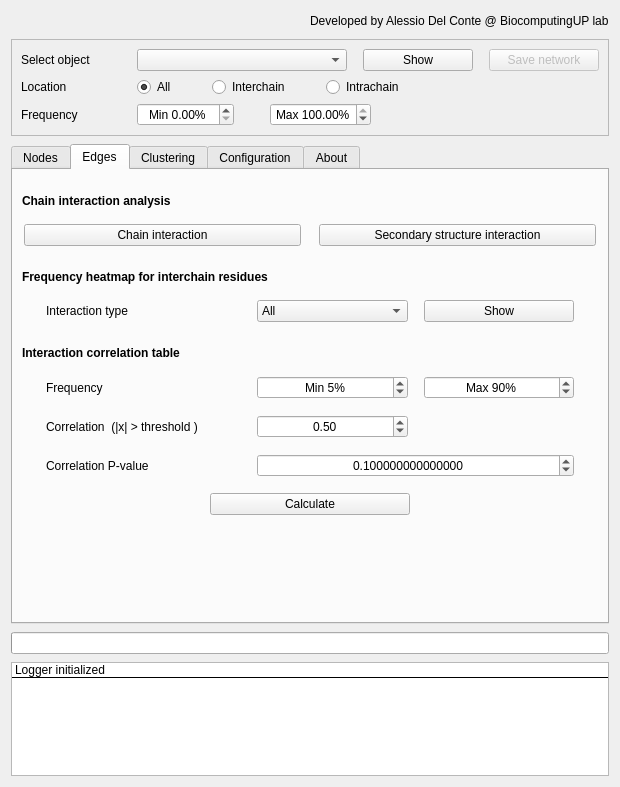
Old version of the form GUIs/plugin.ui in the repository BioComputingUP/ring-pymol.
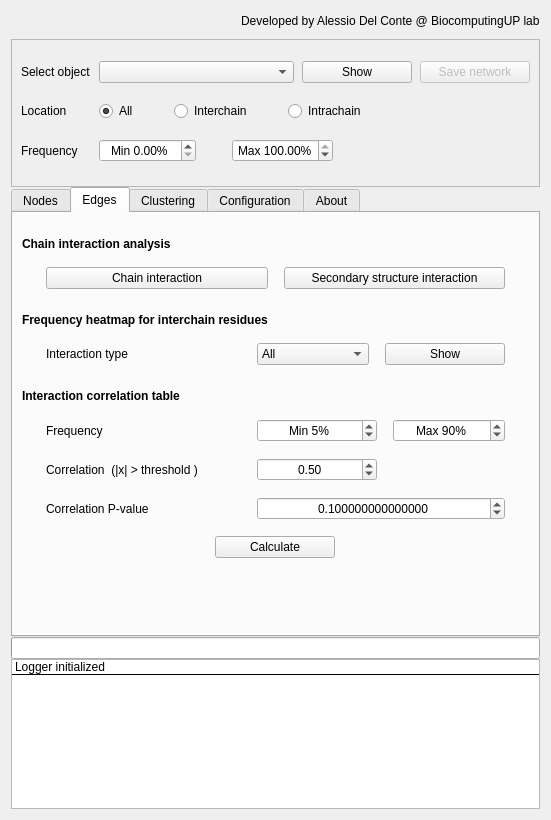
New version of the form. The open tabs and pages were chosen to show the change. Icons and pictures are not drawn.

The edit to the form file:
```diff
--- a/GUIs/plugin.ui
+++ b/GUIs/plugin.ui
@@ -6,26 +6,26 @@
    <rect>
     <x>0</x>
     <y>0</y>
-    <width>620</width>
-    <height>787</height>
+    <width>551</width>
+    <height>820</height>
    </rect>
   </property>
   <property name="sizePolicy">
-   <sizepolicy hsizetype="Ignored" vsizetype="Ignored">
+   <sizepolicy hsizetype="Fixed" vsizetype="Fixed">
     <horstretch>0</horstretch>
     <verstretch>0</verstretch>
    </sizepolicy>
   </property>
   <property name="minimumSize">
    <size>
-    <width>620</width>
-    <height>740</height>
+    <width>200</width>
+    <height>300</height>
    </size>
   </property>
   <property name="maximumSize">
    <size>
     <width>620</width>
-    <height>787</height>
+    <height>837</height>
    </size>
   </property>
   <property name="windowTitle">
@@ -38,30 +38,27 @@
    <property name="sizeConstraint">
     <enum>QLayout::SetMinimumSize</enum>
    </property>
-   <property name="horizontalSpacing">
+   <property name="spacing">
     <number>0</number>
    </property>
-   <property name="verticalSpacing">
-    <number>8</number>
-   </property>
    <item row="7" column="0">
     <widget class="QTabWidget" name="main">
      <property name="sizePolicy">
-      <sizepolicy hsizetype="MinimumExpanding" vsizetype="MinimumExpanding">
+      <sizepolicy hsizetype="Minimum" vsizetype="Fixed">
        <horstretch>0</horstretch>
        <verstretch>0</verstretch>
       </sizepolicy>
      </property>
      <property name="minimumSize">
       <size>
-       <width>0</width>
-       <height>480</height>
+       <width>300</width>
+       <height>450</height>
       </size>
      </property>
      <property name="maximumSize">
       <size>
-       <width>16777215</width>
-       <height>500</height>
+       <width>700</width>
+       <height>450</height>
       </size>
      </property>
      <property name="currentIndex">
@@ -617,23 +614,35 @@
              <property name="spacing">
               <number>16</number>
              </property>
+             <property name="leftMargin">
+              <number>24</number>
+             </property>
              <property name="topMargin">
               <number>0</number>
              </property>
+             <property name="rightMargin">
+              <number>24</number>
+             </property>
              <item>
               <widget class="QPushButton" name="chain_graph">
                <property name="sizePolicy">
-                <sizepolicy hsizetype="Fixed" vsizetype="Fixed">
+                <sizepolicy hsizetype="Minimum" vsizetype="Fixed">
                  <horstretch>0</horstretch>
                  <verstretch>0</verstretch>
                 </sizepolicy>
                </property>
                <property name="minimumSize">
                 <size>
-                 <width>277</width>
+                 <width>0</width>
                  <height>0</height>
                 </size>
                </property>
+               <property name="maximumSize">
+                <size>
+                 <width>230</width>
+                 <height>16777215</height>
+                </size>
+               </property>
                <property name="sizeIncrement">
                 <size>
                  <width>200</width>
@@ -651,17 +660,23 @@
              <item>
               <widget class="QPushButton" name="SS_interaction">
                <property name="sizePolicy">
-                <sizepolicy hsizetype="Fixed" vsizetype="Fixed">
+                <sizepolicy hsizetype="Preferred" vsizetype="Fixed">
                  <horstretch>0</horstretch>
                  <verstretch>0</verstretch>
                 </sizepolicy>
                </property>
                <property name="minimumSize">
                 <size>
-                 <width>277</width>
+                 <width>0</width>
                  <height>0</height>
                 </size>
                </property>
+               <property name="maximumSize">
+                <size>
+                 <width>230</width>
+                 <height>16777215</height>
+                </size>
+               </property>
                <property name="sizeIncrement">
                 <size>
                  <width>200</width>
@@ -724,17 +739,23 @@
                 <bool>true</bool>
                </property>
                <property name="sizePolicy">
-                <sizepolicy hsizetype="Preferred" vsizetype="Fixed">
+                <sizepolicy hsizetype="Maximum" vsizetype="Fixed">
                  <horstretch>0</horstretch>
                  <verstretch>0</verstretch>
                 </sizepolicy>
                </property>
                <property name="minimumSize">
                 <size>
-                 <width>120</width>
+                 <width>0</width>
                  <height>0</height>
                 </size>
                </property>
+               <property name="maximumSize">
+                <size>
+                 <width>120</width>
+                 <height>16777215</height>
+                </size>
+               </property>
                <property name="toolTip">
                 <string>Interaction type</string>
                </property>
@@ -816,6 +837,12 @@
                  <height>0</height>
                 </size>
                </property>
+               <property name="maximumSize">
+                <size>
+                 <width>120</width>
+                 <height>16777215</height>
+                </size>
+               </property>
                <property name="text">
                 <string>Show</string>
                </property>
@@ -902,7 +929,7 @@
               <item row="1" column="1">
                <widget class="QSpinBox" name="min_presence">
                 <property name="sizePolicy">
-                 <sizepolicy hsizetype="Preferred" vsizetype="Fixed">
+                 <sizepolicy hsizetype="Maximum" vsizetype="Fixed">
                   <horstretch>0</horstretch>
                   <verstretch>0</verstretch>
                  </sizepolicy>
@@ -913,6 +940,12 @@
                   <height>0</height>
                  </size>
                 </property>
+                <property name="maximumSize">
+                 <size>
+                  <width>120</width>
+                  <height>16777215</height>
+                 </size>
+                </property>
                 <property name="alignment">
                  <set>Qt::AlignCenter</set>
                 </property>
@@ -933,17 +966,23 @@
               <item row="1" column="2">
                <widget class="QSpinBox" name="max_presence">
                 <property name="sizePolicy">
-                 <sizepolicy hsizetype="Minimum" vsizetype="Fixed">
+                 <sizepolicy hsizetype="Maximum" vsizetype="Fixed">
                   <horstretch>0</horstretch>
                   <verstretch>0</verstretch>
                  </sizepolicy>
                 </property>
                 <property name="minimumSize">
                  <size>
-                  <width>120</width>
+                  <width>0</width>
                   <height>0</height>
                  </size>
                 </property>
+                <property name="maximumSize">
+                 <size>
+                  <width>120</width>
+                  <height>16777215</height>
+                 </size>
+                </property>
                 <property name="alignment">
                  <set>Qt::AlignCenter</set>
                 </property>
@@ -977,17 +1016,23 @@
               <item row="2" column="1">
                <widget class="QDoubleSpinBox" name="coeff_thr">
                 <property name="sizePolicy">
-                 <sizepolicy hsizetype="Preferred" vsizetype="Fixed">
+                 <sizepolicy hsizetype="Maximum" vsizetype="Fixed">
                   <horstretch>0</horstretch>
                   <verstretch>0</verstretch>
                  </sizepolicy>
                 </property>
                 <property name="minimumSize">
                  <size>
-                  <width>120</width>
+                  <width>0</width>
                   <height>0</height>
                  </size>
                 </property>
+                <property name="maximumSize">
+                 <size>
+                  <width>120</width>
+                  <height>16777215</height>
+                 </size>
+                </property>
                 <property name="alignment">
                  <set>Qt::AlignCenter</set>
                 </property>
@@ -1050,17 +1095,23 @@
               <item>
                <widget class="QPushButton" name="calc_corr">
                 <property name="sizePolicy">
-                 <sizepolicy hsizetype="Fixed" vsizetype="Fixed">
+                 <sizepolicy hsizetype="Maximum" vsizetype="Preferred">
                   <horstretch>0</horstretch>
                   <verstretch>0</verstretch>
                  </sizepolicy>
                 </property>
                 <property name="minimumSize">
                  <size>
-                  <width>200</width>
+                  <width>0</width>
                   <height>0</height>
                  </size>
                 </property>
+                <property name="maximumSize">
+                 <size>
+                  <width>120</width>
+                  <height>16777215</height>
+                 </size>
+                </property>
                 <property name="autoFillBackground">
                  <bool>false</bool>
                 </property>
@@ -3181,7 +3232,7 @@
    <item row="2" column="0">
     <widget class="QFrame" name="frame_2">
      <property name="sizePolicy">
-      <sizepolicy hsizetype="Minimum" vsizetype="Fixed">
+      <sizepolicy hsizetype="Minimum" vsizetype="Minimum">
        <horstretch>0</horstretch>
        <verstretch>0</verstretch>
       </sizepolicy>
@@ -3202,16 +3253,22 @@
       <item>
        <layout class="QHBoxLayout" name="horizontalLayout_10">
         <property name="spacing">
-         <number>16</number>
+         <number>8</number>
         </property>
         <property name="topMargin">
          <number>0</number>
         </property>
         <item>
          <widget class="QLabel" name="label_28">
+          <property name="sizePolicy">
+           <sizepolicy hsizetype="Fixed" vsizetype="Preferred">
+            <horstretch>0</horstretch>
+            <verstretch>0</verstretch>
+           </sizepolicy>
+          </property>
           <property name="minimumSize">
            <size>
-            <width>100</width>
+            <width>70</width>
             <height>0</height>
            </size>
           </property>
@@ -3303,7 +3360,7 @@
       <item>
        <layout class="QHBoxLayout" name="horizontalLayout_27">
         <property name="spacing">
-         <number>16</number>
+         <number>8</number>
         </property>
         <property name="topMargin">
          <number>0</number>
@@ -3318,7 +3375,7 @@
           </property>
           <property name="minimumSize">
            <size>
-            <width>100</width>
+            <width>70</width>
             <height>0</height>
            </size>
           </property>
@@ -3339,7 +3396,7 @@
            <number>36</number>
           </property>
           <property name="sizeConstraint">
-           <enum>QLayout::SetMinimumSize</enum>
+           <enum>QLayout::SetNoConstraint</enum>
           </property>
           <item>
            <widget class="QRadioButton" name="all_inter">
@@ -3403,7 +3460,7 @@
       <item>
        <layout class="QHBoxLayout" name="horizontalLayout_8">
         <property name="spacing">
-         <number>16</number>
+         <number>8</number>
         </property>
         <property name="topMargin">
          <number>0</number>
@@ -3418,7 +3475,7 @@
           </property>
           <property name="minimumSize">
            <size>
-            <width>100</width>
+            <width>70</width>
             <height>0</height>
            </size>
           </property>
@@ -3525,7 +3582,7 @@
      <property name="minimumSize">
       <size>
        <width>0</width>
-       <height>100</height>
+       <height>45</height>
       </size>
      </property>
      <property name="maximumSize">
@@ -3568,11 +3625,14 @@
       <number>16</number>
      </property>
      <property name="sizeConstraint">
-      <enum>QLayout::SetFixedSize</enum>
+      <enum>QLayout::SetMinimumSize</enum>
      </property>
      <property name="topMargin">
       <number>0</number>
      </property>
+     <property name="bottomMargin">
+      <number>8</number>
+     </property>
      <item>
       <widget class="QLabel" name="label_7">
        <property name="sizePolicy">
```
Left out of the diff: 124 changed lines with no effect on the pictures.
